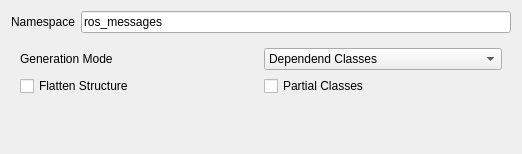
This is plugins/riptide_generator/resources/gui/settingsWidget.ui in ebosseck/RosbridgeMessageGenerator as Qt 5 draws it before an edit. The edited form follows.
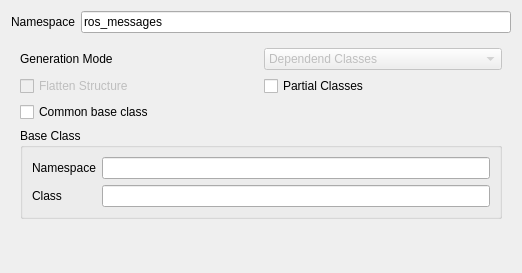
This is the edited form.

Commit message: code generation for python and c#

Patch:
```diff
--- a/plugins/riptide_generator/resources/gui/settingsWidget.ui
+++ b/plugins/riptide_generator/resources/gui/settingsWidget.ui
@@ -7,7 +7,7 @@
     <x>0</x>
     <y>0</y>
     <width>522</width>
-    <height>154</height>
+    <height>273</height>
    </rect>
   </property>
   <property name="windowTitle">
@@ -32,12 +32,22 @@
     <widget class="QWidget" name="widget" native="true">
      <layout class="QGridLayout" name="gridLayout_2">
       <item row="2" column="0">
-       <widget class="QCheckBox" name="checkBox">
+       <widget class="QCheckBox" name="flatten_structure_check">
+        <property name="enabled">
+         <bool>false</bool>
+        </property>
         <property name="text">
          <string>Flatten Structure</string>
         </property>
        </widget>
       </item>
+      <item row="3" column="0">
+       <widget class="QCheckBox" name="common_base_check">
+        <property name="text">
+         <string>Common base class</string>
+        </property>
+       </widget>
+      </item>
       <item row="1" column="0">
        <widget class="QLabel" name="label_2">
         <property name="text">
@@ -45,7 +55,31 @@
         </property>
        </widget>
       </item>
-      <item row="3" column="0">
+      <item row="1" column="1">
+       <widget class="QComboBox" name="generation_mode_combo">
+        <property name="enabled">
+         <bool>false</bool>
+        </property>
+        <item>
+         <property name="text">
+          <string>Dependend Classes</string>
+         </property>
+        </item>
+        <item>
+         <property name="text">
+          <string>Monolithic</string>
+         </property>
+        </item>
+       </widget>
+      </item>
+      <item row="2" column="1">
+       <widget class="QCheckBox" name="partial_class_check">
+        <property name="text">
+         <string>Partial Classes</string>
+        </property>
+       </widget>
+      </item>
+      <item row="5" column="0">
        <spacer name="verticalSpacer">
         <property name="orientation">
          <enum>Qt::Vertical</enum>
@@ -58,25 +92,33 @@
         </property>
        </spacer>
       </item>
-      <item row="1" column="1">
-       <widget class="QComboBox" name="comboBox">
-        <item>
-         <property name="text">
-          <string>Dependend Classes</string>
-         </property>
-        </item>
-        <item>
-         <property name="text">
-          <string>Monolithic</string>
-         </property>
-        </item>
-       </widget>
-      </item>
-      <item row="2" column="1">
-       <widget class="QCheckBox" name="checkBox_2">
-        <property name="text">
-         <string>Partial Classes</string>
+      <item row="4" column="0" colspan="2">
+       <widget class="QGroupBox" name="groupBox">
+        <property name="title">
+         <string>Base Class</string>
         </property>
+        <layout class="QGridLayout" name="gridLayout_3">
+         <item row="0" column="0">
+          <widget class="QLabel" name="label_3">
+           <property name="text">
+            <string>Namespace</string>
+           </property>
+          </widget>
+         </item>
+         <item row="1" column="0">
+          <widget class="QLabel" name="label_4">
+           <property name="text">
+            <string>Class</string>
+           </property>
+          </widget>
+         </item>
+         <item row="0" column="1">
+          <widget class="QLineEdit" name="base_namespace_edit"/>
+         </item>
+         <item row="1" column="1">
+          <widget class="QLineEdit" name="base_class_edit"/>
+         </item>
+        </layout>
        </widget>
       </item>
      </layout>
```
Left out of the diff: 2 changed lines with no effect on the pictures. The commit also changes 15 other files.
